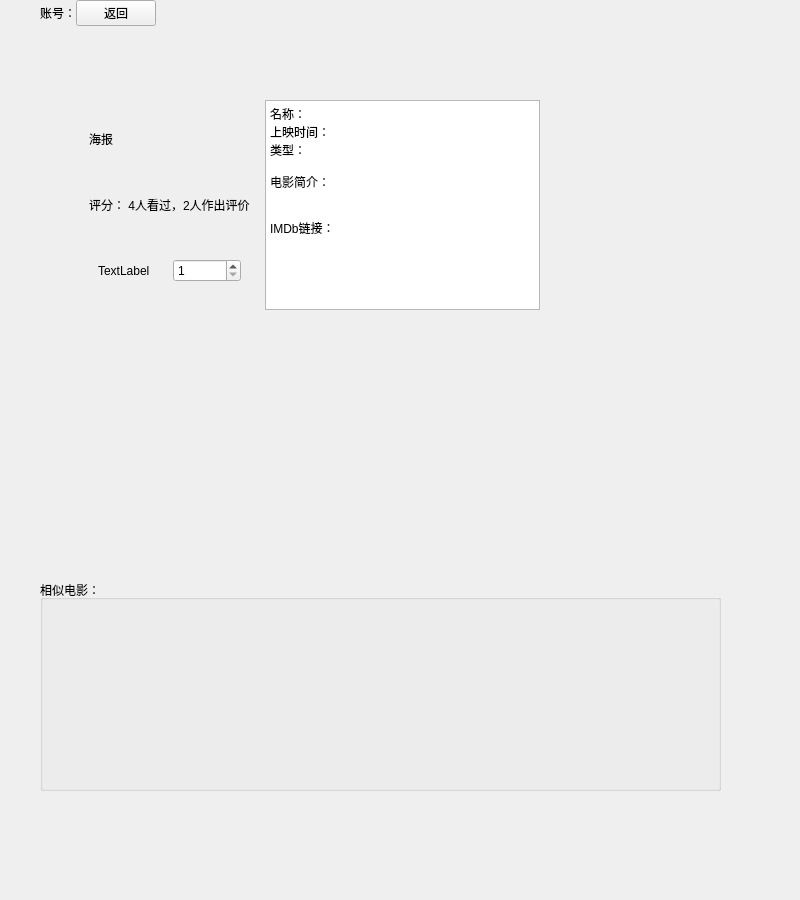
foxlora/MovieRecSys, file ui/movie_info.ui: the form before one commit.
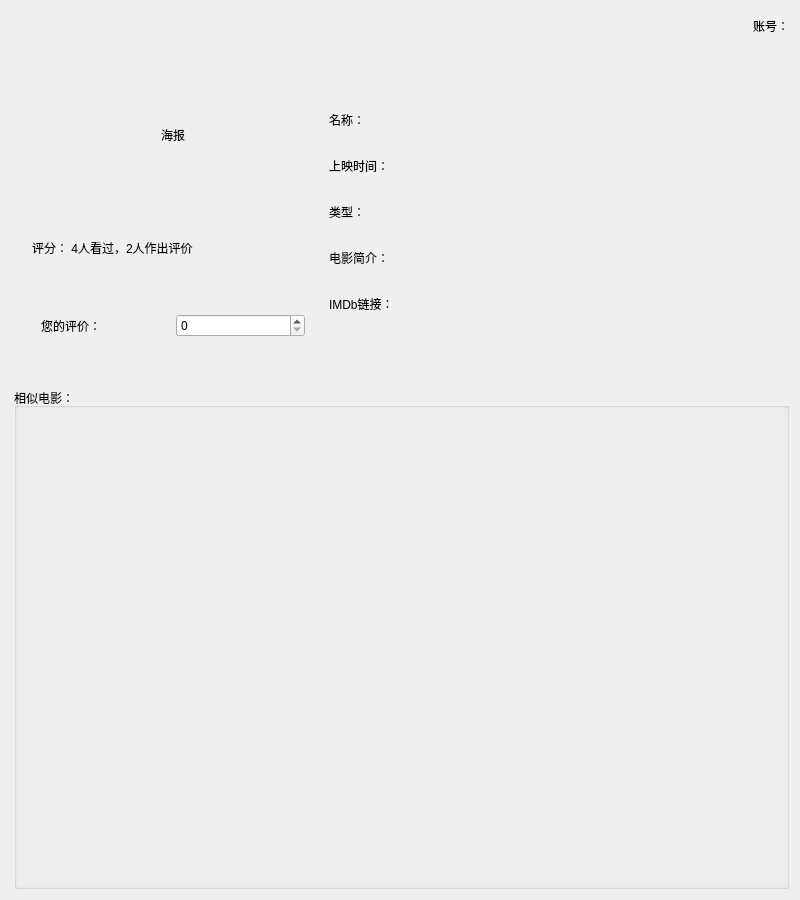
The form after the commit. Custom widgets are drawn as their Qt base class.

```diff
--- a/ui/movie_info.ui
+++ b/ui/movie_info.ui
@@ -13,96 +13,17 @@
   <property name="windowTitle">
    <string>Form</string>
   </property>
-  <widget class="QWidget" name="widget" native="true">
-   <property name="geometry">
-    <rect>
-     <x>80</x>
-     <y>100</y>
-     <width>460</width>
-     <height>210</height>
-    </rect>
+  <layout class="QVBoxLayout" name="verticalLayout_2" stretch="0,2,3">
+   <property name="spacing">
+    <number>9</number>
    </property>
-   <layout class="QHBoxLayout" name="horizontalLayout">
-    <item>
-     <widget class="QWidget" name="widget_3" native="true">
-      <layout class="QVBoxLayout" name="verticalLayout">
-       <item>
-        <widget class="QLabel" name="label_2">
-         <property name="text">
-          <string>海报</string>
-         </property>
-        </widget>
-       </item>
-       <item>
-        <widget class="QLabel" name="label_3">
-         <property name="text">
-          <string>评分： 4人看过，2人作出评价</string>
-         </property>
-        </widget>
-       </item>
+   <property name="leftMargin">
+    <number>14</number>
+   </property>
+   <property name="topMargin">
+    <number>16</number>
+   </property>
        <item>
-        <widget class="QWidget" name="widget_2" native="true">
-         <layout class="QHBoxLayout" name="horizontalLayout_3">
-          <item>
-           <widget class="QLabel" name="label_4">
-            <property name="text">
-             <string>TextLabel</string>
-            </property>
-           </widget>
-          </item>
-          <item>
-           <widget class="QSpinBox" name="spinBox">
-            <property name="minimum">
-             <number>1</number>
-            </property>
-            <property name="maximum">
-             <number>5</number>
-            </property>
-            <property name="value">
-             <number>1</number>
-            </property>
-           </widget>
-          </item>
-         </layout>
-        </widget>
-       </item>
-      </layout>
-     </widget>
-    </item>
-    <item>
-     <widget class="QTextBrowser" name="textBrowser">
-      <property name="html">
-       <string>&lt;!DOCTYPE HTML PUBLIC &quot;-//W3C//DTD HTML 4.0//EN&quot; &quot;http://www.w3.org/TR/REC-html40/strict.dtd&quot;&gt;
-&lt;html&gt;&lt;head&gt;&lt;meta name=&quot;qrichtext&quot; content=&quot;1&quot; /&gt;&lt;style type=&quot;text/css&quot;&gt;
-p, li { white-space: pre-wrap; }
-&lt;/style&gt;&lt;/head&gt;&lt;body style=&quot; font-family:'SimSun'; font-size:9pt; font-weight:400; font-style:normal;&quot;&gt;
-&lt;p style=&quot; margin-top:0px; margin-bottom:0px; margin-left:0px; margin-right:0px; -qt-block-indent:0; text-indent:0px;&quot;&gt;名称：&lt;/p&gt;
-&lt;p style=&quot; margin-top:0px; margin-bottom:0px; margin-left:0px; margin-right:0px; -qt-block-indent:0; text-indent:0px;&quot;&gt;上映时间：&lt;/p&gt;
-&lt;p style=&quot; margin-top:0px; margin-bottom:0px; margin-left:0px; margin-right:0px; -qt-block-indent:0; text-indent:0px;&quot;&gt;类型：&lt;/p&gt;
-&lt;p style=&quot;-qt-paragraph-type:empty; margin-top:0px; margin-bottom:0px; margin-left:0px; margin-right:0px; -qt-block-indent:0; text-indent:0px;&quot;&gt;&lt;br /&gt;&lt;/p&gt;
-&lt;p style=&quot; margin-top:0px; margin-bottom:0px; margin-left:0px; margin-right:0px; -qt-block-indent:0; text-indent:0px;&quot;&gt;电影简介：&lt;/p&gt;
-&lt;p style=&quot;-qt-paragraph-type:empty; margin-top:0px; margin-bottom:0px; margin-left:0px; margin-right:0px; -qt-block-indent:0; text-indent:0px;&quot;&gt;&lt;br /&gt;&lt;/p&gt;
-&lt;p style=&quot;-qt-paragraph-type:empty; margin-top:0px; margin-bottom:0px; margin-left:0px; margin-right:0px; -qt-block-indent:0; text-indent:0px;&quot;&gt;&lt;br /&gt;&lt;/p&gt;
-&lt;p style=&quot; margin-top:0px; margin-bottom:0px; margin-left:0px; margin-right:0px; -qt-block-indent:0; text-indent:0px;&quot;&gt;IMDb链接：&lt;/p&gt;&lt;/body&gt;&lt;/html&gt;</string>
-      </property>
-     </widget>
-    </item>
-   </layout>
-  </widget>
-  <widget class="QGroupBox" name="groupBox_2">
-   <property name="geometry">
-    <rect>
-     <x>40</x>
-     <y>580</y>
-     <width>681</width>
-     <height>211</height>
-    </rect>
-   </property>
-   <property name="title">
-    <string>相似电影：</string>
-   </property>
-  </widget>
-  <widget class="QWidget" name="">
    <layout class="QHBoxLayout" name="horizontalLayout_2">
     <property name="spacing">
      <number>0</number>
@@ -139,16 +60,99 @@
       </property>
      </widget>
     </item>
-    <item alignment="Qt::AlignRight">
-     <widget class="QPushButton" name="pushButton_3">
+    </layout>
+   </item>
+   <item>
+    <widget class="QWidget" name="widget" native="true">
+     <layout class="QHBoxLayout" name="horizontalLayout" stretch="2,3">
+      <item>
+       <widget class="QWidget" name="widget_3" native="true">
+        <layout class="QVBoxLayout" name="verticalLayout" stretch="2,1,1">
+         <item alignment="Qt::AlignHCenter">
+          <widget class="QLabel" name="movieImage">
       <property name="text">
-       <string>返回</string>
+            <string>海报</string>
       </property>
      </widget>
     </item>
-   </layout>
-  </widget>
- </widget>
+         <item>
+          <widget class="QLabel" name="ratingInfo">
+           <property name="text">
+            <string>评分： 4人看过，2人作出评价</string>
+           </property>
+          </widget>
+         </item>
+         <item>
+          <widget class="QWidget" name="widget_2" native="true">
+           <layout class="QHBoxLayout" name="horizontalLayout_3">
+            <item>
+             <widget class="QLabel" name="rating">
+              <property name="text">
+               <string>您的评价：</string>
+              </property>
+             </widget>
+            </item>
+            <item>
+             <widget class="QSpinBox" name="spinBox">
+              <property name="minimum">
+               <number>0</number>
+              </property>
+              <property name="maximum">
+               <number>5</number>
+              </property>
+              <property name="value">
+               <number>0</number>
+              </property>
+              <property name="displayIntegerBase">
+               <number>10</number>
+              </property>
+             </widget>
+            </item>
+           </layout>
+          </widget>
+         </item>
+        </layout>
+       </widget>
+      </item>
+      <item>
+       <widget class="QLabel" name="movieinfo">
+        <property name="text">
+         <string>名称：
+
+
+上映时间：
+
+
+类型：
+
+
+电影简介：
+
+
+IMDb链接：</string>
+        </property>
+       </widget>
+      </item>
+     </layout>
+    </widget>
+   </item>
+   <item>
+    <widget class="QMyMovieGroupBox" name="similarMovie">
+     <property name="title">
+      <string>相似电影：</string>
+     </property>
+    </widget>
+   </item>
+  </layout>
+ </widget>
+ <customwidgets>
+  <customwidget>
+   <class>QMyMovieGroupBox</class>
+   <extends>QGroupBox</extends>
+   <header>QMyMovieGroupBox</header>
+   <container>1</container>
+  </customwidget>
+ </customwidgets>
  <resources/>
  <connections/>
 </ui>
```
Left out of the diff: 4 changed lines with no effect on the pictures. Lines whose indentation alone changed are shown as unchanged.
